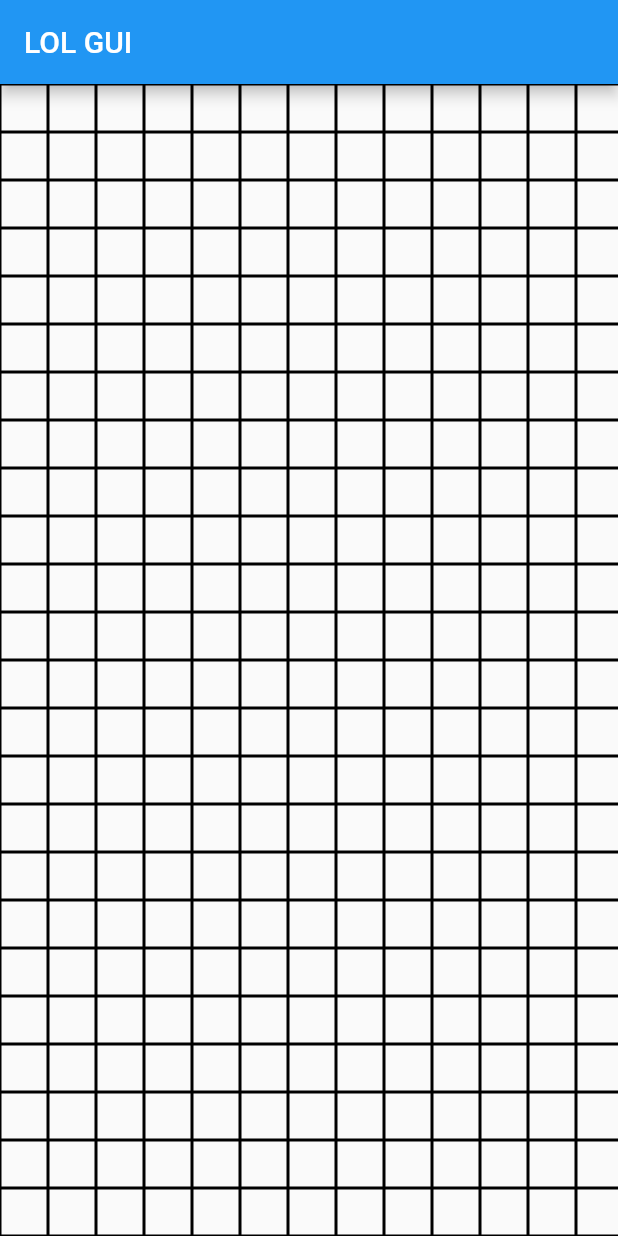
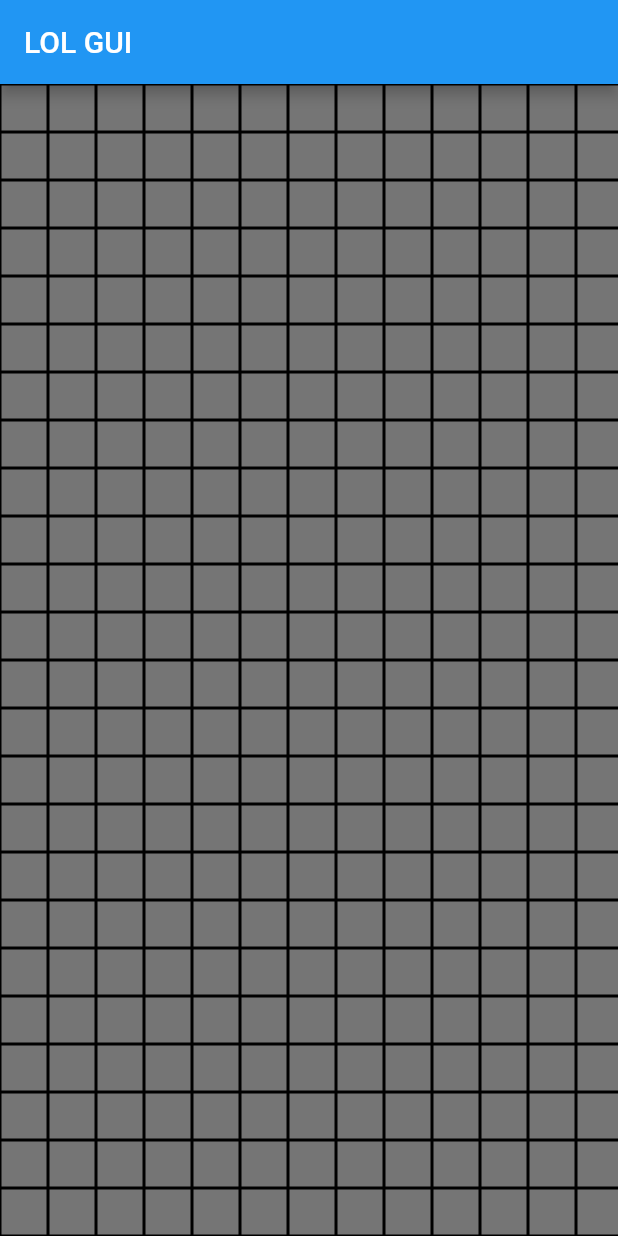
Before and after one commit to gregvoigts/game_server, a Flutter app: the screen it shows after launch, on a phone screen of 412 x 824 dp. Run offline on Flutter 3.47's test engine with Material 2 defaults, Android fonts, the phone set to English and light mode, and no system bars; missing offline and left inert: dart:ffi; statements that could not run were skipped.

Commit message:
dark background

```diff
--- a/gui/lib/main.dart
+++ b/gui/lib/main.dart
@@ -19,6 +19,7 @@ class MyApp extends StatelessWidget {
       title: 'Other LOL',
       theme: ThemeData(
         primarySwatch: Colors.blue,
+        scaffoldBackgroundColor: Colors.black54,
       ),
       home: MyHomePage(),
     );
```
